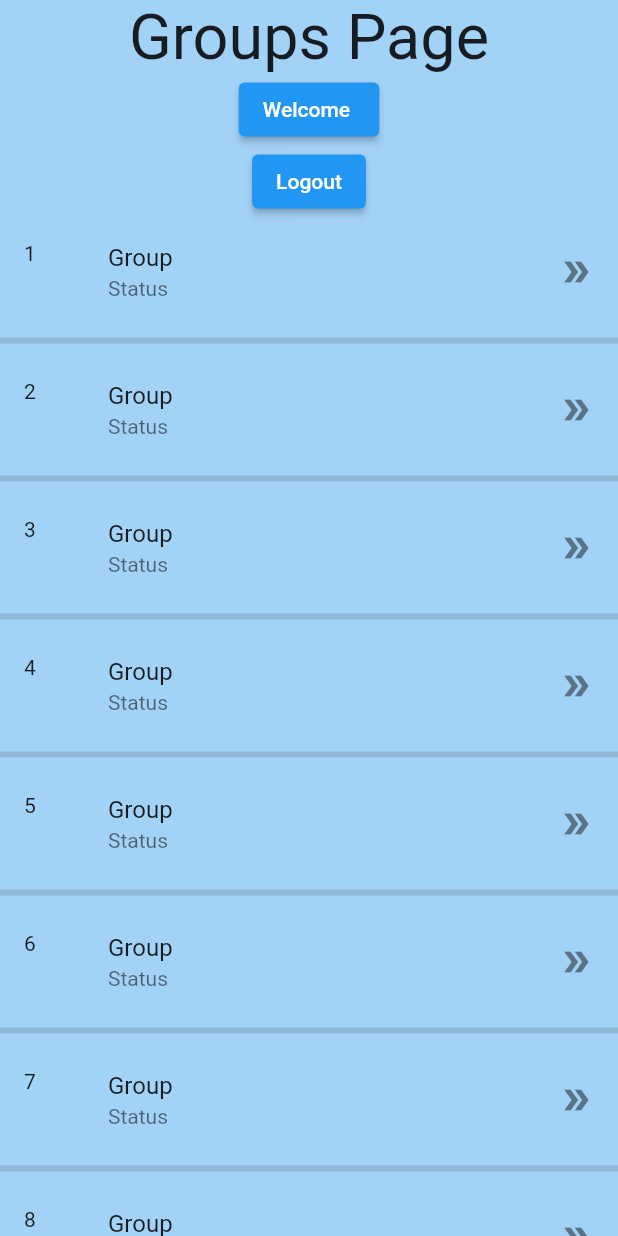
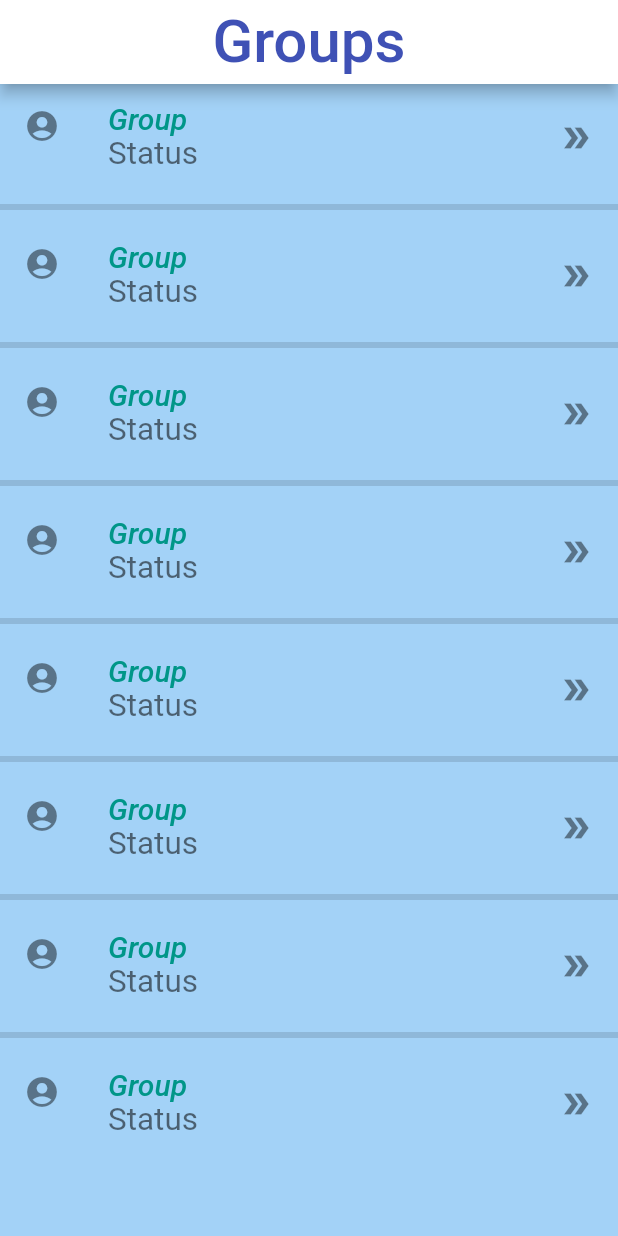
Before and after one commit to admirerr/SplitKaro, a Flutter app: the groupsPage screen opened directly, on a phone screen of 412 x 824 dp. Run offline on Flutter 3.47's test engine with Material 2 defaults, Android fonts, the light colour scheme and no system bars; our stand-ins replace babstrap_settings_screen, cloud_firestore, curved_navigation_bar, firebase_auth, firebase_core, fluttertoast and 1 more; accounts and stored records are empty.

Commit message:
Listview updated most recent

```diff
--- a/lib/nav_pages/groups.dart
+++ b/lib/nav_pages/groups.dart
@@ -43,32 +43,21 @@ class _groupsPageState extends State<groupsPage> {
     var arrNames = ['Group','Group','Group','Group','Group','Group','Group','Group'];
     return Scaffold(
       body: Container(
+
         color: Colors.blue.withOpacity(.4),
         child: Center(
           child: Column(
             mainAxisAlignment: MainAxisAlignment.center,
             children: <Widget>[
-              Text("Groups Page", textScaleFactor: 3.0),
-              ElevatedButton(
-                child: Text('Welcome ${loggedInUser.name}'),
-                onPressed: () {
-                  // Handle button press here
-                },
-              ),
-              ElevatedButton(
-                child: Text('Logout'),
-                onPressed: () {
-                  logout(context);
-                },
-              ),
+              AppBar(title: Text("Groups", textScaleFactor: 2.0, style: TextStyle(color: Colors.indigo),), backgroundColor: Colors.white, centerTitle: true,),
               Expanded(
                 child: ListView.separated(
                   shrinkWrap: true,
                   itemBuilder: (context, index){
                     return ListTile(
-                      leading: Text('${index+1}'),
-                      title: Text(arrNames[index]),
-                      subtitle: Text('Status'),
+                      leading: Icon(Icons.account_circle),
+                      title: Text(arrNames[index],style: TextStyle(fontSize: 20 ,fontStyle: FontStyle.italic ,fontWeight: FontWeight.w500, color: Colors.teal),),
+                      subtitle: Text('Status',textScaleFactor: 1.5),
                       trailing: Icon(Icons.double_arrow),
                     );
                   },
```
